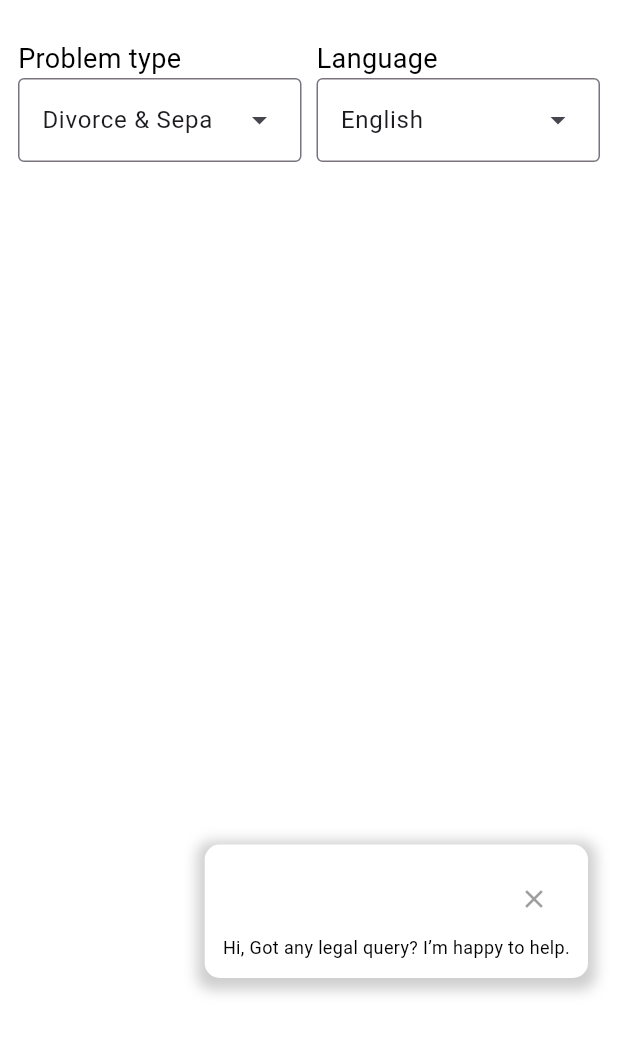
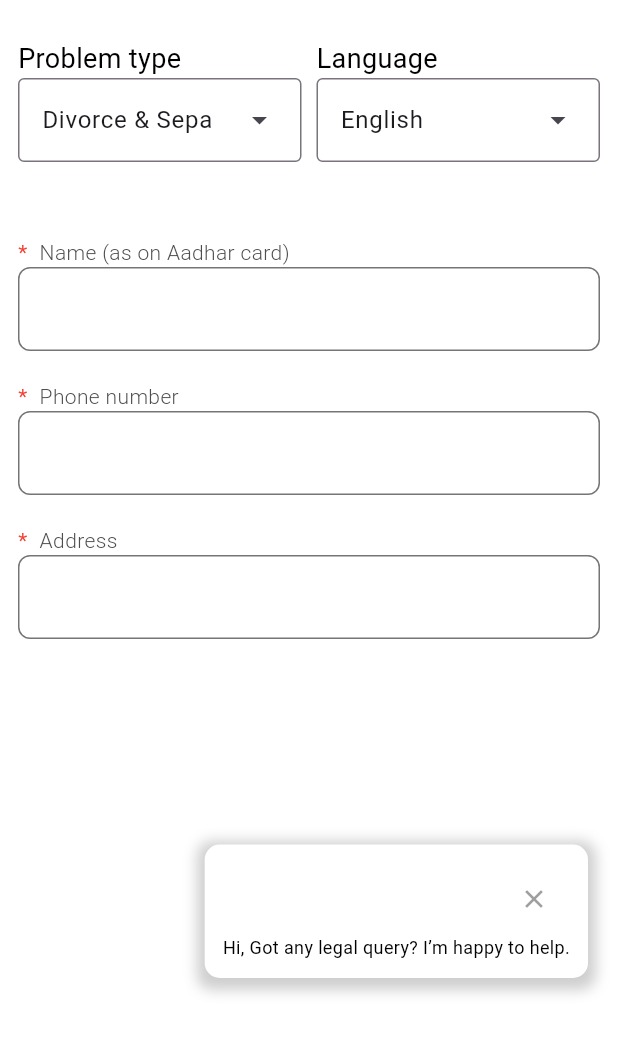
Before and after one commit to Ishita03-Singh/aapka_vakeel, a Flutter app: the LegalCases screen opened directly, on a phone screen of 412 x 824 dp, the part 63-1118 px from its top. Run offline on Flutter 3.47's test engine with Material 3 defaults, Android fonts, the phone set to English and light mode, and no system bars; drawn by our look-alikes of loader_overlay; our stand-ins replace animated_splash_screen, camera, cloud_firestore, country_picker, csc_picker, file_picker and 13 more; missing offline and left inert: flutter_callkit_incoming, flutter_pdfview, flutter_webrtc, razorpay_flutter, video_call; accounts and stored records are empty.

Commit message:
legal cases form added

```diff
--- a/lib/screens/legalcases.dart
+++ b/lib/screens/legalcases.dart
@@ -1,7 +1,11 @@
 import 'package:aapka_vakeel/main.dart';
 import 'package:aapka_vakeel/utilities/custom_text.dart';
 import 'package:aapka_vakeel/utilities/my_appbar.dart';
+import 'package:aapka_vakeel/utilities/my_textfield.dart';
 import 'package:flutter/material.dart';
+
+import '../utilities/colors.dart';
+import '../utilities/validation.dart';
 
 class LegalCases extends StatefulWidget {
   const LegalCases({super.key});
@@ -17,6 +21,9 @@ class _LegalCasesState extends State<LegalCases>
   String dropdownValue="";
      final List<String> Languagelist=["English","Hindi","Telugu","Kannada","Assamese","Marathi","Tamil","Bengali","Tamil","Malayalam","Gujrati"];
   String languagedropdownValue="";
+  TextEditingController nameController =TextEditingController();
+  TextEditingController addressController=TextEditingController();
+  TextEditingController phonenumberController =TextEditingController();
 
   @override
   void initState() {
@@ -37,6 +44,8 @@ class _LegalCasesState extends State<LegalCases>
       body: Container(
         padding: EdgeInsets.all(12),
         child:
+        Column(
+          children: [
             Row(
               children: [
              Expanded(child:
@@ -85,7 +94,55 @@ class _LegalCasesState extends State<LegalCases>
                     ],
                   ),
              )
-        ],)
+            ],),
+
+              SizedBox(height: 50),
+              giveInputField("Name (as on Aadhar card)", nameController, true,TextInputType.name),
+              giveInputField("Phone number", phonenumberController, true,TextInputType.phone),
+              giveInputField("Address", addressController, true,TextInputType.streetAddress),
+          ],
+        )
+
+      ),
+    );
+  }
+  giveInputField(
+      String HeadText, TextEditingController controller, bool isrequired, TextInputType textInputType) {
+    return Container(
+      padding: EdgeInsets.only(bottom: 20),
+      child: Column(
+        children: [
+          Row(
+            children: [
+              if (isrequired)
+                Text(
+                  "*",
+                  style: TextStyle(color: Colors.red),
+                ),
+              Padding(padding: EdgeInsets.all(4)),
+              CustomText.infoText(HeadText),
+            ],
+          ),
+          TextFormField(
+              decoration: MyTextField.outlinedTextField(""),
+              keyboardType: textInputType,
+              controller: controller,
+              // readOnly: true,
+               validator: (value) {
+                validationService.validate(value!, textInputType);
+                  // if (value == null || value.isEmpty) {
+                  //   return 'Please enter ${HeadText}';
+                  // }
+                  // return null;
+                },
+              enabled: true,
+              enableInteractiveSelection: false,
+              cursorColor: AppColor.primaryTextColor,
+              style: TextStyle(
+                  color: AppColor.primaryTextColor,
+                  fontSize: 16,
+                  fontWeight: FontWeight.w400)),
+        ],
       ),
     );
   }
```
Lines whose indentation alone changed are shown as unchanged.
